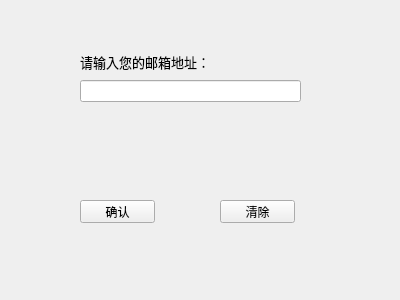
Above: recovepwd.ui from liwen123cd/curly-tribble before the change. Below: the same form after it.
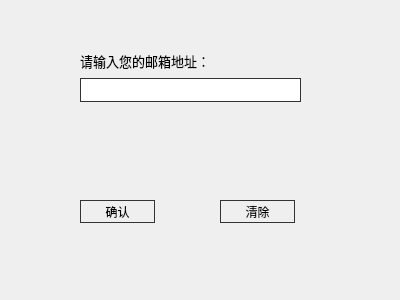
That is the form after the change.

What changed in the file:
```diff
--- a/recovepwd.ui
+++ b/recovepwd.ui
@@ -33,6 +33,29 @@
      <height>23</height>
     </rect>
    </property>
+   <property name="styleSheet">
+    <string notr="true">QPushButton {
+    border: 1px solid #333333;
+    padding: 3px;
+    min-width: 65px;
+    min-height: 12px;
+}
+
+QPushButton:hover {
+    background-color: lightslategrey;
+    border-color: #444444;
+}
+
+QPushButton:pressed {
+    background-color: #444444;
+    border-color: #333333;
+    color: antiquewhite;
+}
+
+QPushButton:disabled {
+    color: #333333;
+}</string>
+   </property>
    <property name="text">
     <string>确认</string>
    </property>
@@ -46,6 +69,29 @@
      <height>23</height>
     </rect>
    </property>
+   <property name="styleSheet">
+    <string notr="true">QPushButton {
+    border: 1px solid #333333;
+    padding: 3px;
+    min-width: 65px;
+    min-height: 12px;
+}
+
+QPushButton:hover {
+    background-color: lightslategrey;
+    border-color: #444444;
+}
+
+QPushButton:pressed {
+    background-color: #444444;
+    border-color: #333333;
+    color: antiquewhite;
+}
+
+QPushButton:disabled {
+    color: #333333;
+}</string>
+   </property>
    <property name="text">
     <string>清除</string>
    </property>
@@ -76,7 +122,18 @@
     <item>
      <layout class="QHBoxLayout" name="horizontalLayout">
       <item>
-       <widget class="QLineEdit" name="lineEdit"/>
+       <widget class="QLineEdit" name="lineEdit">
+        <property name="styleSheet">
+         <string notr="true">QLineEdit {
+    border: 1px solid #333333;
+    padding: 3px;
+    min-width: 65px;
+    min-height: 12px;
+}
+
+</string>
+        </property>
+       </widget>
       </item>
      </layout>
     </item>
```
